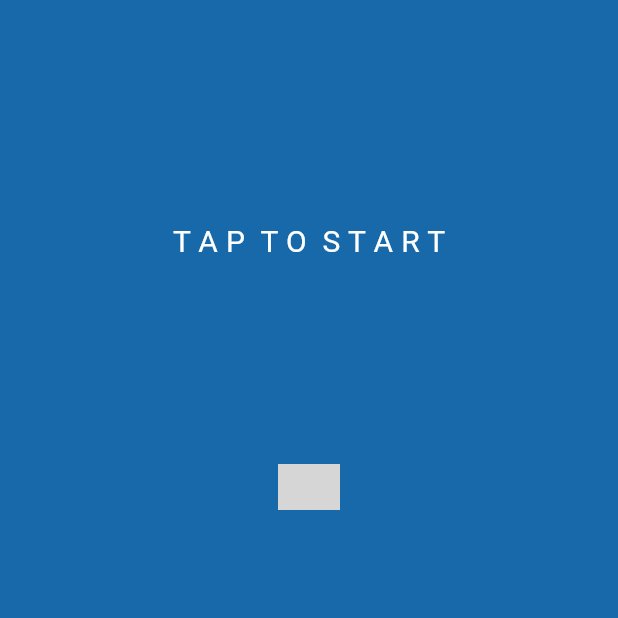
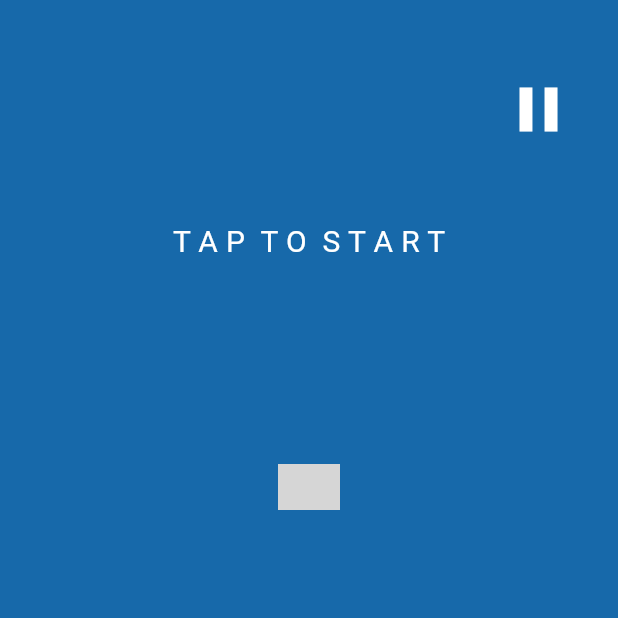
Before and after one commit to Dabeztt/crappy_bird, a Flutter app: the screen it shows after launch, on a phone screen of 412 x 824 dp, the top half of it. Run offline on Flutter 3.47's test engine with Material 3 defaults, Android fonts, the phone set to English and light mode, and no system bars; grey boxes are pictures that could not be loaded.

Commit message:
Add pause button

```diff
--- a/lib/home_page.dart
+++ b/lib/home_page.dart
@@ -26,6 +26,8 @@ class _HomePageState extends State<HomePage> {
   int score = 0;
   int highScore = 0;
 
+  bool isPaused = false;
+
   static List<double> barrierX = [2, 2 + 1.5];
   static double barrierWidth = 0.5;
   List<List<double>> barrierHeight = [
@@ -36,6 +38,7 @@ class _HomePageState extends State<HomePage> {
   void startGame() {
     gameHasStarted = true;
     Timer.periodic(Duration(milliseconds: 10), (timer) {
+      if (!isPaused) {
         height = gravity * time * time + velocity * time;
         setState(() {
           birdY = initialPos - height;
@@ -49,6 +52,7 @@ class _HomePageState extends State<HomePage> {
         moveMap();
 
         time += 0.01;
+      }
     });
   }
 
@@ -192,6 +196,51 @@ class _HomePageState extends State<HomePage> {
                         isThisBottomBarrier: true,
                       ),
 
+                      Positioned(
+                        top: 40,
+                        right: 20,
+                        child: IconButton(
+                          icon: Icon(
+                            isPaused ? Icons.play_arrow : Icons.pause,
+                            color: Colors.white,
+                            size: 50,
+                          ),
+                          onPressed: () {
+                            setState(() {
+                              isPaused = !isPaused;
+                            });
+                          },
+                        ),
+                      ),
+
+                      if (isPaused)
+                        Container(
+                          color: Colors.black54,
+                          child: Center(
+                            child: Column(
+                              mainAxisSize: MainAxisSize.min,
+                              children: [
+                                Text(
+                                  'Paused',
+                                  style: TextStyle(
+                                    color: Colors.white,
+                                    fontSize: 36,
+                                  ),
+                                ),
+                                SizedBox(height: 20),
+                                ElevatedButton(
+                                  onPressed: () {
+                                    setState(() {
+                                      isPaused = false;
+                                    });
+                                  },
+                                  child: Text('Resume'),
+                                ),
+                              ],
+                            ),
+                          ),
+                        ),
+
                       Container(
                         alignment: Alignment(0, -0.5),
                         child: Text(
```
Lines whose indentation alone changed are shown as unchanged.
